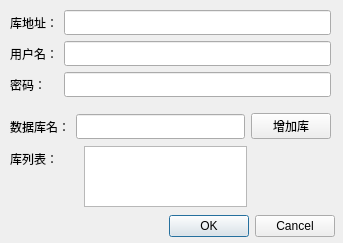
Old version of the form configdatabase.ui in the repository Q55/windrose.
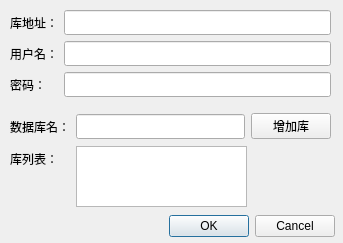
New version of the form.

```diff
--- a/configdatabase.ui
+++ b/configdatabase.ui
@@ -32,9 +32,9 @@
   <widget class="QListWidget" name="listWidget_db_name_list">
    <property name="geometry">
     <rect>
-     <x>84</x>
+     <x>76</x>
      <y>146</y>
-     <width>163</width>
+     <width>171</width>
      <height>61</height>
     </rect>
    </property>
@@ -57,7 +57,7 @@
     <string>库列表：</string>
    </property>
   </widget>
-  <widget class="QWidget" name="">
+  <widget class="QWidget" name="layoutWidget">
    <property name="geometry">
     <rect>
      <x>10</x>
@@ -140,7 +140,7 @@
     </item>
    </layout>
   </widget>
-  <widget class="QWidget" name="">
+  <widget class="QWidget" name="layoutWidget">
    <property name="geometry">
     <rect>
      <x>10</x>
```
Left out of the diff: 12 changed lines with no effect on the pictures.
